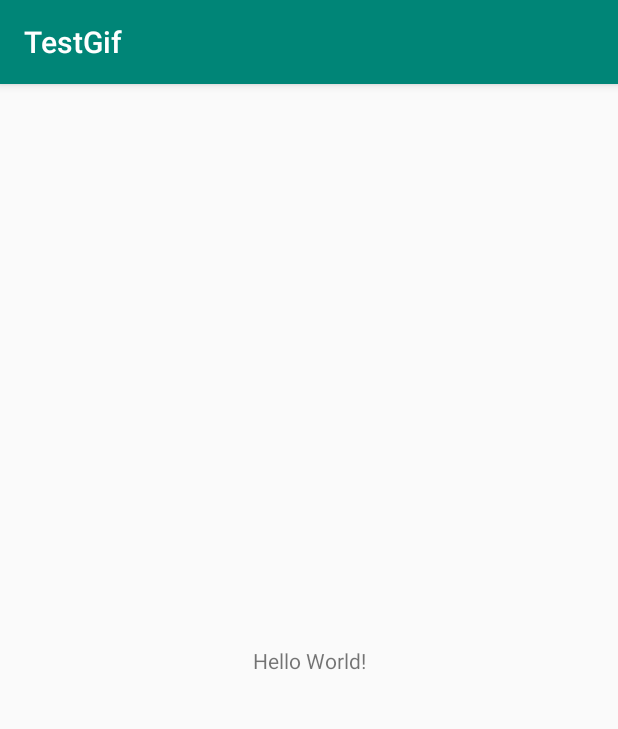
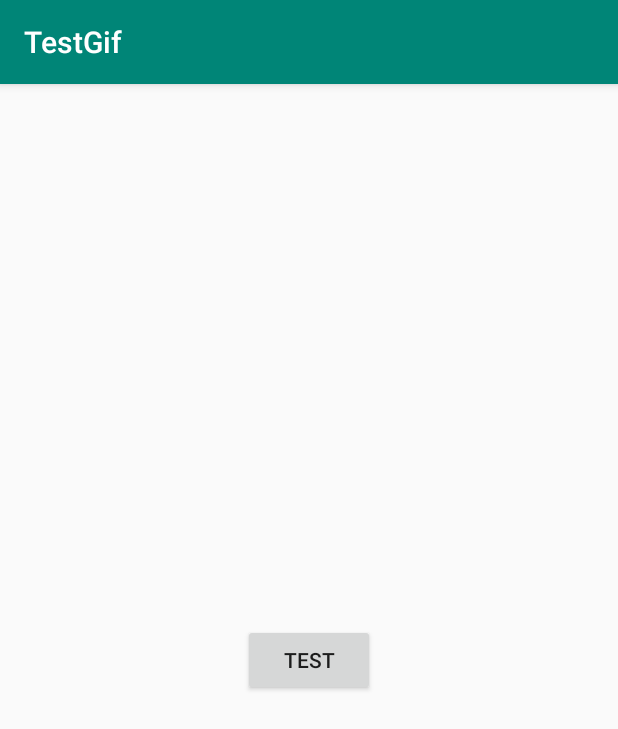
Before and after one commit to DMings/NDKGif, an Android app: the screen it shows after launch (MainActivity), on a phone screen of 412 x 824 dp. Shown: the top 729 px of the screen. Run offline under Robolectric (Android 15) with nearby library versions, the phone set to English and light mode, and no system bars; 1 statement that could not run was skipped.

Commit message:
环境搭建完成

```diff
--- a/app/src/main/java/com/dming/testgif/MainActivity.java
+++ b/app/src/main/java/com/dming/testgif/MainActivity.java
@@ -1,8 +1,14 @@
 package com.dming.testgif;
 
+import android.Manifest;
+import android.os.Build;
+import android.os.Bundle;
+import android.os.Environment;
 import android.support.v7.app.AppCompatActivity;
-import android.os.Bundle;
-import android.widget.TextView;
+import android.view.View;
+import android.widget.Toast;
+
+import java.io.File;
 
 public class MainActivity extends AppCompatActivity {
 
@@ -15,15 +21,26 @@ public class MainActivity extends AppCompatActivity {
     protected void onCreate(Bundle savedInstanceState) {
         super.onCreate(savedInstanceState);
         setContentView(R.layout.activity_main);
+        if (Build.VERSION.SDK_INT >= Build.VERSION_CODES.M) {
+            requestPermissions(new String[]{Manifest.permission.WRITE_EXTERNAL_STORAGE, Manifest.permission.READ_EXTERNAL_STORAGE}, 666);
+        }
+        findViewById(R.id.sample_text).setOnClickListener(new View.OnClickListener() {
+            @Override
+            public void onClick(View v) {
+                File file = new File(Environment.getExternalStorageDirectory(), "1/test.gif");
+                if (file.exists()) {
+                    testGif(file.getPath());
+                } else {
+                    Toast.makeText(MainActivity.this, "file not exists!!!", Toast.LENGTH_SHORT).show();
+                }
+            }
+        });
 
-        // Example of a call to a native method
-        TextView tv = findViewById(R.id.sample_text);
-        tv.setText(stringFromJNI());
     }
 
     /**
      * A native method that is implemented by the 'native-lib' native library,
      * which is packaged with this application.
      */
-    public native String stringFromJNI();
+    public native void testGif(String gifPath);
 }
--- a/app/src/main/res/layout/activity_main.xml
+++ b/app/src/main/res/layout/activity_main.xml
@@ -6,11 +6,11 @@
     android:layout_height="match_parent"
     tools:context=".MainActivity">
 
-    <TextView
+    <Button
         android:id="@+id/sample_text"
         android:layout_width="wrap_content"
         android:layout_height="wrap_content"
-        android:text="Hello World!"
+        android:text="Test"
         app:layout_constraintBottom_toBottomOf="parent"
         app:layout_constraintLeft_toLeftOf="parent"
         app:layout_constraintRight_toRightOf="parent"
```
Also changed, not shown: app/src/main/AndroidManifest.xml (+6 -1 lines), 1 other file.
